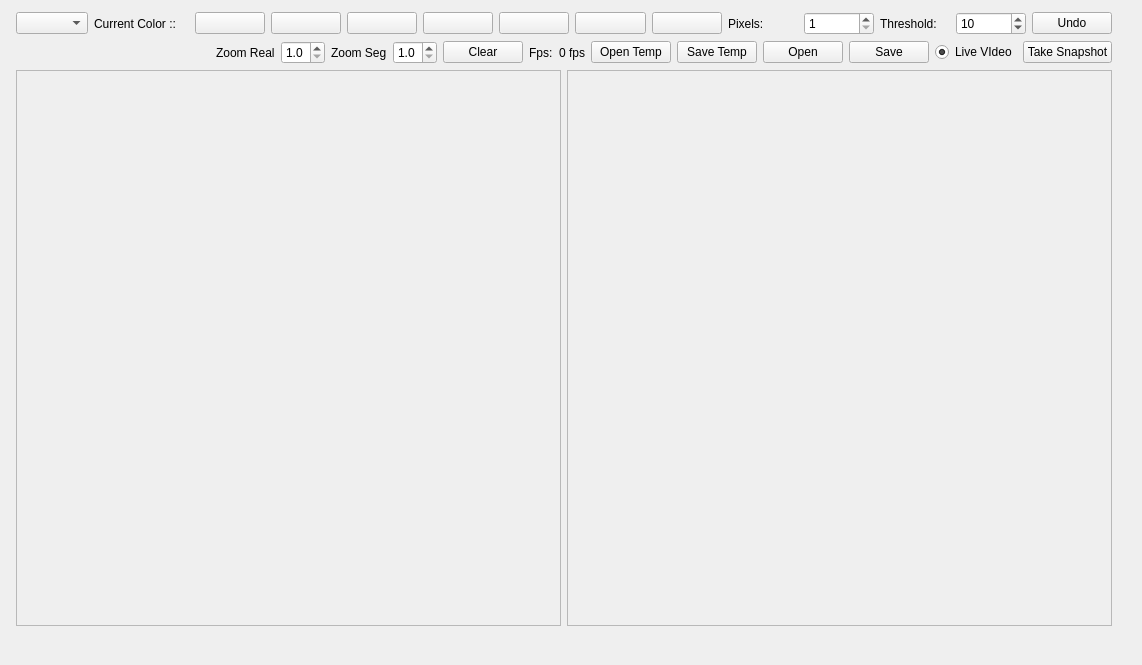
The window that GUITools/KMonitor/KccHandler.ui (kouretes/Monas) describes before a commit, drawn with Qt 5.
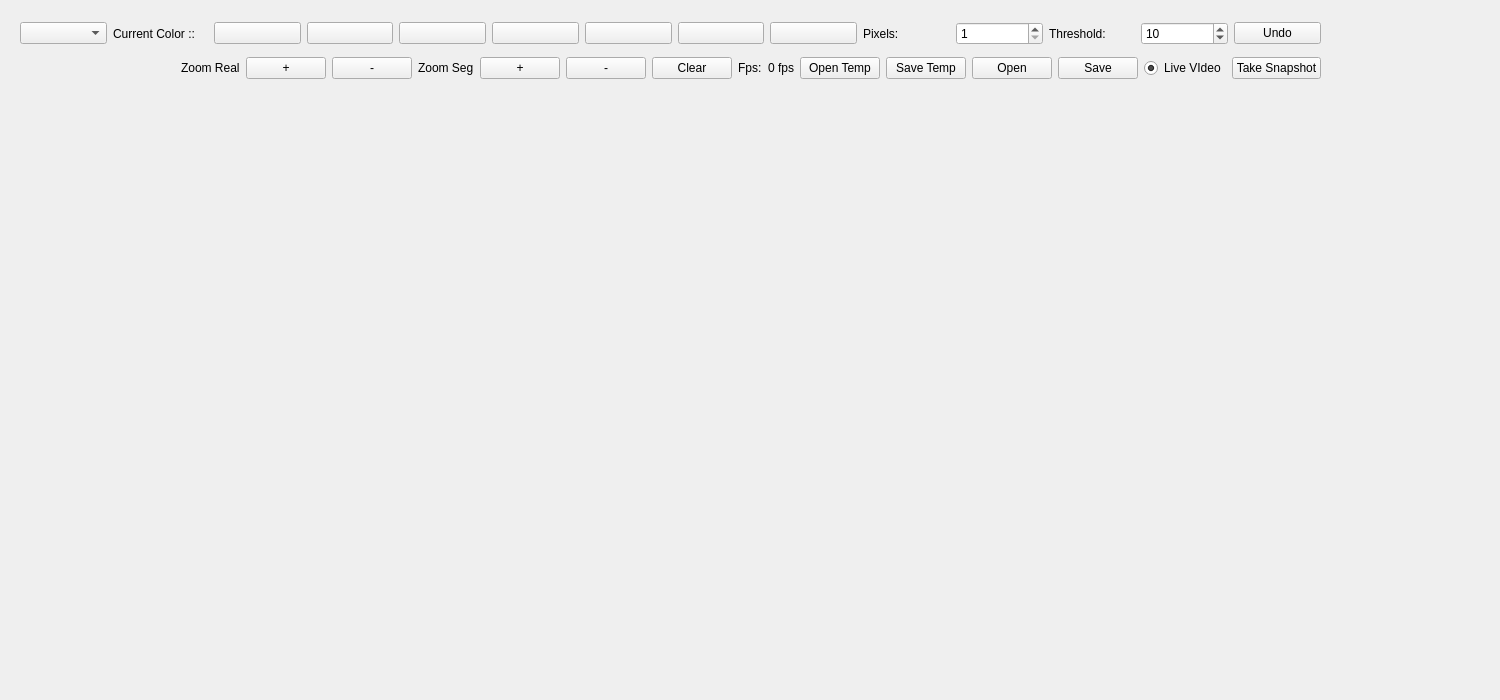
The same window after the commit.

Commit message: Kcc finished, ok colortable but a bit buggy zoom in/out

Patch:
```diff
--- a/GUITools/KMonitor/KccHandler.ui
+++ b/GUITools/KMonitor/KccHandler.ui
@@ -6,25 +6,36 @@
    <rect>
     <x>0</x>
     <y>0</y>
-    <width>1142</width>
-    <height>665</height>
+    <width>1500</width>
+    <height>700</height>
    </rect>
   </property>
   <property name="windowTitle">
    <string>Form</string>
   </property>
+  <widget class="QWidget" name="horizontalLayoutWidget">
+   <property name="geometry">
+    <rect>
+     <x>20</x>
+     <y>100</y>
+     <width>1301</width>
+     <height>481</height>
+    </rect>
+   </property>
+   <layout class="QHBoxLayout" name="scrollLayout"/>
+  </widget>
   <widget class="QWidget" name="">
    <property name="geometry">
     <rect>
-     <x>16</x>
-     <y>12</y>
-     <width>1096</width>
-     <height>631</height>
+     <x>20</x>
+     <y>16</y>
+     <width>1301</width>
+     <height>70</height>
     </rect>
    </property>
    <layout class="QVBoxLayout" name="verticalLayout">
     <item>
-     <layout class="QHBoxLayout" name="horizontalLayout">
+     <layout class="QHBoxLayout" name="horizontalLayout_5">
       <item>
        <widget class="QComboBox" name="KCComboBox"/>
       </item>
@@ -145,9 +156,7 @@
      </layout>
     </item>
     <item>
-     <layout class="QHBoxLayout" name="horizontalLayout_2">
-      <item>
-       <layout class="QHBoxLayout" name="horizontalLayout_21">
+     <layout class="QHBoxLayout" name="horizontalLayout">
         <item>
          <spacer name="horizontalSpacer">
           <property name="orientation">
@@ -162,6 +171,8 @@
          </spacer>
         </item>
         <item>
+       <layout class="QHBoxLayout" name="horizontalLayout_4">
+        <item>
          <widget class="QLabel" name="label_2">
           <property name="text">
            <string>Zoom Real</string>
@@ -169,20 +180,22 @@
          </widget>
         </item>
         <item>
-         <widget class="QDoubleSpinBox" name="rSpin">
-          <property name="decimals">
-           <number>1</number>
-          </property>
-          <property name="minimum">
-           <double>1.000000000000000</double>
-          </property>
-          <property name="maximum">
-           <double>3.000000000000000</double>
-          </property>
-          <property name="singleStep">
-           <double>0.100000000000000</double>
-          </property>
-         </widget>
+         <layout class="QHBoxLayout" name="horizontalLayout_3">
+          <item>
+           <widget class="QPushButton" name="pbZinReal">
+            <property name="text">
+             <string>+</string>
+            </property>
+           </widget>
+          </item>
+          <item>
+           <widget class="QPushButton" name="pbZoutReal">
+            <property name="text">
+             <string>-</string>
+            </property>
+           </widget>
+          </item>
+         </layout>
         </item>
         <item>
          <widget class="QLabel" name="label_3">
@@ -192,20 +205,22 @@
          </widget>
         </item>
         <item>
-         <widget class="QDoubleSpinBox" name="sSpin">
-          <property name="decimals">
-           <number>1</number>
-          </property>
-          <property name="minimum">
-           <double>1.000000000000000</double>
-          </property>
-          <property name="maximum">
-           <double>3.000000000000000</double>
-          </property>
-          <property name="singleStep">
-           <double>0.100000000000000</double>
-          </property>
-         </widget>
+         <layout class="QHBoxLayout" name="horizontalLayout_2">
+          <item>
+           <widget class="QPushButton" name="pbZinSeg">
+            <property name="text">
+             <string>+</string>
+            </property>
+           </widget>
+          </item>
+          <item>
+           <widget class="QPushButton" name="pbZoutSeg">
+            <property name="text">
+             <string>-</string>
+            </property>
+           </widget>
+          </item>
+         </layout>
         </item>
        </layout>
       </item>
@@ -283,60 +298,6 @@
       </item>
      </layout>
     </item>
-    <item>
-     <layout class="QHBoxLayout" name="horizontalLayout_3">
-      <item>
-       <widget class="QScrollArea" name="scrollImage">
-        <property name="widgetResizable">
-         <bool>true</bool>
-        </property>
-        <widget class="QWidget" name="scrollAreaWidgetContents">
-         <property name="geometry">
-          <rect>
-           <x>0</x>
-           <y>0</y>
-           <width>541</width>
-           <height>530</height>
-          </rect>
-         </property>
-        </widget>
-       </widget>
-      </item>
-      <item>
-       <widget class="QScrollArea" name="scrollSeg">
-        <property name="widgetResizable">
-         <bool>true</bool>
-        </property>
-        <widget class="QWidget" name="scrollAreaWidgetContents_2">
-         <property name="geometry">
-          <rect>
-           <x>0</x>
-           <y>0</y>
-           <width>541</width>
-           <height>530</height>
-          </rect>
-         </property>
-        </widget>
-       </widget>
-      </item>
-     </layout>
-    </item>
-    <item>
-     <spacer name="verticalSpacer">
-      <property name="orientation">
-       <enum>Qt::Vertical</enum>
-      </property>
-      <property name="sizeType">
-       <enum>QSizePolicy::Minimum</enum>
-      </property>
-      <property name="sizeHint" stdset="0">
-       <size>
-        <width>20</width>
-        <height>17</height>
-       </size>
-      </property>
-     </spacer>
-    </item>
    </layout>
   </widget>
  </widget>
```
Lines whose indentation alone changed are shown as unchanged. The commit also changes 2 other files.
